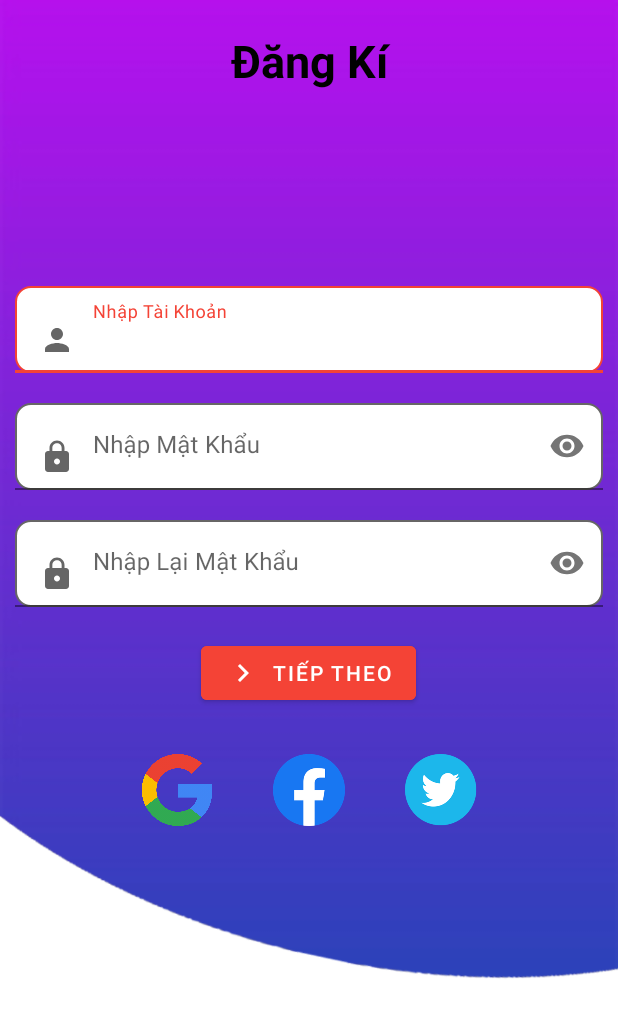
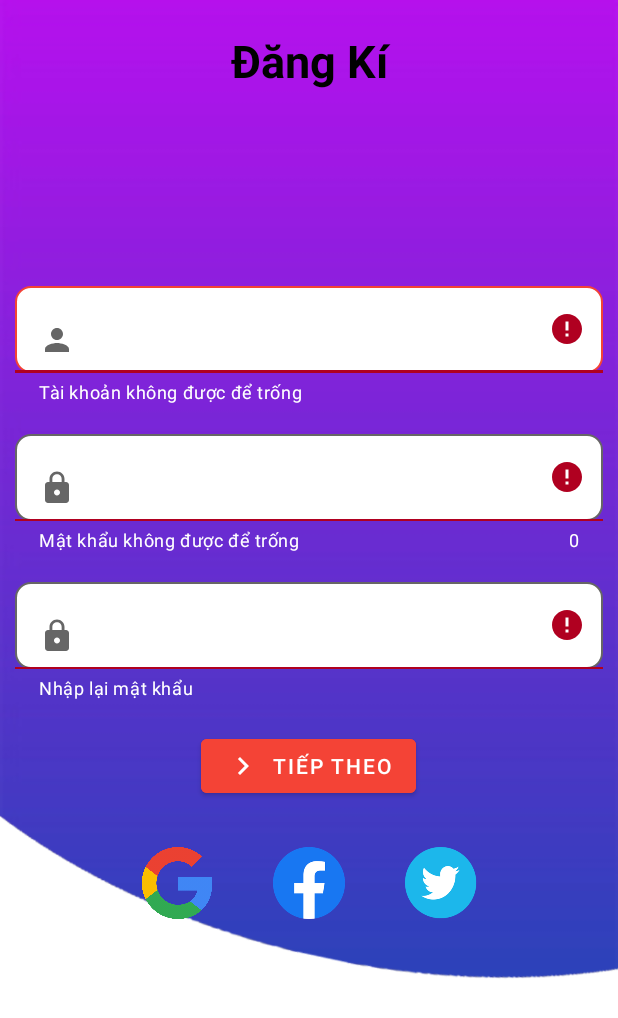
Before and after one commit to sondnph20371/Du_An_1, an Android app: the DangKi screen opened directly, with no data from a screen before it, after a tap on "TIẾP THEO", on a phone screen of 412 x 824 dp. Shown: the top 1018 px of the screen. Run offline under Robolectric (Android 15) with nearby library versions, the phone set to English and light mode, and no system bars.

Commit message:
sown commit1

```diff
--- a/app/src/main/java/com/example/du_an_alone/Adapter/HoaDon_Adapter.java
+++ b/app/src/main/java/com/example/du_an_alone/Adapter/HoaDon_Adapter.java
@@ -63,7 +63,7 @@ public class HoaDon_Adapter extends ArrayAdapter<HoaDon> {
             tienDien.setText("Tiền Điện: "+hoaDon.getSoDien()+" VND");
             Log.d("zzzzzzzzzzzzztiendien", hoaDon.getSoDien()+"");
             tienNuoc = view.findViewById(R.id.txttiennuoc_itemhoadon);
-            tienNuoc.setText("Giá Vệ Sinh: "+hoaDon.getSoNuoc()+" VND");
+            tienNuoc.setText("Tiền nước: "+hoaDon.getSoNuoc()+" VND");
             Log.d("zzzzzzzzzzzzztiennuoc", hoaDon.getSoNuoc()+"");
             tienVeSinh = view.findViewById(R.id.txttienvesinh_itemhoadon);
             tienVeSinh.setText("Tiền Vệ Sinh: "+hoaDon.getVeSinh()+" VND");
--- a/app/src/main/java/com/example/du_an_alone/ChucNangChinh/ThemPhong_Fragment.java
+++ b/app/src/main/java/com/example/du_an_alone/ChucNangChinh/ThemPhong_Fragment.java
@@ -129,6 +129,9 @@ public class ThemPhong_Fragment extends Fragment {
                 Log.i("demo" , "posPhong"+position);
                 spinner.setSelection(position);
             }
+
+
+
         }
         btnHuyphong.setOnClickListener(new View.OnClickListener() {
             @Override
--- a/app/src/main/java/com/example/du_an_alone/DAO/HoaDonDAO.java
+++ b/app/src/main/java/com/example/du_an_alone/DAO/HoaDonDAO.java
@@ -51,7 +51,7 @@ public class HoaDonDAO {
         values.put("VESINH", hoaDon.getVeSinh());
         values.put("GUIXE", hoaDon.getGuiXe());
         values.put("WIFI", hoaDon.getWifi());
-        values.put("TIENPHONG", hoaDon.getTienPhong());
+        values.put("GIAPHONG", hoaDon.getTienPhong());
         values.put("TONGTIEN", hoaDon.getTongTienThanhToan());
         values.put("TRANGTHAITHANHTOAN", hoaDon.getTrangThai());
         long row = database.update("HOADON", values, "MAHOADON=?", new String[]{hoaDon.getMaHoaDon() + ""});
--- a/app/src/main/java/com/example/du_an_alone/DAO/PhongDAO.java
+++ b/app/src/main/java/com/example/du_an_alone/DAO/PhongDAO.java
@@ -35,7 +35,7 @@ public class PhongDAO {
         values.put("TENPHONG" , phong.getTenPhong());
         values.put("DIENTICHPHONG" , phong.getDienTichPhong());
         values.put("GIAPHONG" , phong.getGiaPhong());
-        values.put("TRANGTHAITIENCOC" , phong.getTrangThaiTienCoc());
+//        values.put("TRANGTHAITIENCOC" , phong.getTrangThaiTienCoc());
         values.put("TENLOAIPHONG" , phong.getTenLoaiPhong());
         long row = database.update("PHONG" , values , "MAPHONG = ?" , new String[]{String.valueOf(phong.getId())});
         return row>0;
--- a/app/src/main/java/com/example/du_an_alone/Function_Login/DangKi.java
+++ b/app/src/main/java/com/example/du_an_alone/Function_Login/DangKi.java
@@ -1,6 +1,9 @@
 package com.example.du_an_alone.Function_Login;
 
 import android.content.Intent;
+import android.content.SharedPreferences;
+import android.content.res.ColorStateList;
+import android.graphics.Color;
 import android.os.Bundle;
 import android.view.View;
 import android.widget.Button;
@@ -12,6 +15,7 @@ import androidx.appcompat.app.AppCompatActivity;
 import com.example.du_an_alone.DTO.DangNhap;
 import com.example.du_an_alone.R;
 import com.example.du_an_alone.SQLiteHelper.SQLife;
+import com.google.android.material.textfield.TextInputLayout;
 
 
 import java.util.ArrayList;
@@ -19,6 +23,8 @@ import java.util.ArrayList;
 public class DangKi extends AppCompatActivity {
     EditText edTaiKhoan,edMatKhau,edMatKhau2;
     Button btnNext;
+    TextInputLayout ipTK, ipMK, ipRePass;
+    String taiKhoan;
     @Override
     protected void onCreate(Bundle savedInstanceState) {
         super.onCreate(savedInstanceState);
@@ -28,6 +34,10 @@ public class DangKi extends AppCompatActivity {
         edMatKhau = findViewById(R.id.edAddMatKhau);
         edMatKhau2 = findViewById(R.id.edNhapLaiMK);
         btnNext = findViewById(R.id.btnNext_DK);
+
+        ipRePass = findViewById(R.id.dangKi_ipRepass);
+        ipMK = findViewById(R.id.dangKi_ipMK);
+        ipTK = findViewById(R.id.dangKi_ipTK);
         btnNext.setOnClickListener(new View.OnClickListener() {
             @Override
             public void onClick(View v) {
@@ -37,30 +47,72 @@ public class DangKi extends AppCompatActivity {
                 SQLife sqLife = new SQLife(getApplicationContext());
                 ArrayList<DangNhap> dangNhaps = new ArrayList<>();
                 dangNhaps = sqLife.getALLNV();
-                for (int i = 0; i< dangNhaps.size(); i++)
-                {
-                    String TaiKhoan2 = dangNhaps.get(i).getUserName();
-                    if (TaiKhoan.toString().equals(TaiKhoan2.toString())==true)
-                    {
-                        Toast.makeText(DangKi.this, "Tài Khoản Đã Tồn Tại" , Toast.LENGTH_SHORT).show();
-                        return;
-                    }
+//                for (int i = 0; i< dangNhaps.size(); i++)
+//                {
+//                    String TaiKhoan2 = dangNhaps.get(i).getUserName();
+//                    if (TaiKhoan.toString().equals(TaiKhoan2.toString())==true)
+//                    {
+//                        Toast.makeText(DangKi.this, "Tài Khoản Đã Tồn Tại" , Toast.LENGTH_SHORT).show();
+//                        return;
+//                    }
+//                }
+                SharedPreferences sharedPreferences = getSharedPreferences("USER_FILE", MODE_PRIVATE);
+                taiKhoan = sharedPreferences.getString("USERNAME", "");
+
+                if(validate()>0) {
+                    Intent intent = new Intent(DangKi.this,StepDangKi.class);
+                    intent.putExtra("TaiKhoan",TaiKhoan);
+                    intent.putExtra("MatKhau",MatKhau);
+                    startActivity(intent);
                 }
-                if(TaiKhoan.toString().length()==0&&MatKhau.toString().length()==0&&MatKhau2.toString().length()==0)
-                {
-                    Toast.makeText(DangKi.this, "Không Được Để Trống", Toast.LENGTH_SHORT).show();
-                    return;
-                }
-                if (MatKhau.toString().equals(MatKhau2.toString())==false)
-                {
-                    Toast.makeText(DangKi.this, "Mật Khẩu Không Khớp", Toast.LENGTH_SHORT).show();
-                    return;
-                }
-                Intent intent = new Intent(DangKi.this,StepDangKi.class);
-                intent.putExtra("TaiKhoan",TaiKhoan);
-                intent.putExtra("MatKhau",MatKhau);
-                startActivity(intent);
+
             }
         });
     }
+
+    public int validate() {
+        int check = 1;
+        if (edTaiKhoan.getText().length() == 0) {
+            ipTK.setError("Tài khoản không được để trống");
+//            ipTK.setErrorTextColor(ColorStateList.valueOf(Color.WHITE));
+            check = -1;
+        } else if (edTaiKhoan.getText().length() > 0) {
+            if (edTaiKhoan.getText().toString().equals(taiKhoan)) {
+                ipTK.setError("Tên tài khoản đã tồn tại");
+//                ipAddTK.setErrorTextColor(ColorStateList.valueOf(Color.WHITE));
+                check = -1;
+            } else {
+                ipTK.setError(null);
+            }
+        } else {
+            ipTK.setError(null);
+        }
+
+        if (edMatKhau.getText().length() == 0) {
+            ipMK.setError("Mật khẩu không được để trống");
+//            ipMK.setErrorTextColor(ColorStateList.valueOf(Color.WHITE));
+            check = -1;
+        } else if (edMatKhau.getText().length() < 7) {
+            ipMK.setError("Mật khẩu phải dài hơn 8 kí tự");
+//            ipMK.setErrorTextColor(ColorStateList.valueOf(Color.WHITE));
+            check = -1;
+        } else {
+            ipMK.setError(null);
+        }
+
+        if (edMatKhau2.getText().length() == 0) {
+            ipRePass.setError("Nhập lại mật khẩu");
+            ipRePass.setErrorTextColor(ColorStateList.valueOf(Color.WHITE));
+            check = -1;
+        } else if (!edMatKhau.getText().toString().equals(edMatKhau2.getText().toString())) {
+            ipRePass.setError("Mậ khẩu không trùng khớp");
+            ipRePass.setErrorTextColor(ColorStateList.valueOf(Color.WHITE));
+            check = -1;
+        } else {
+            ipRePass.setError(null);
+        }
+
+        return check;
+    }
+
 }
--- a/app/src/main/res/layout/activity_dang_ki.xml
+++ b/app/src/main/res/layout/activity_dang_ki.xml
@@ -27,11 +27,13 @@
 
 
         <com.google.android.material.textfield.TextInputLayout
+            android:id="@+id/dangKi_ipTK"
+            app:errorEnabled="true"
+            app:errorTextColor="@color/white"
             android:layout_width="match_parent"
             android:layout_height="wrap_content"
             android:layout_margin="10dp"
             android:drawablePadding="12dp"
-
             app:boxStrokeColor="#F44336"
             app:endIconTint="#00FFFFFF"
             app:hintTextColor="#F44336"
@@ -57,6 +59,12 @@
             app:endIconTint="#00FFFFFF"
             app:hintTextColor="#F44336"
             app:startIconTint="#F44336"
+            android:id="@+id/dangKi_ipMK"
+            app:errorEnabled="true"
+            app:counterEnabled="true"
+            app:counterTextColor="@color/white"
+
+            app:errorTextColor="@color/white"
             >
 
             <com.google.android.material.textfield.TextInputEditText
@@ -79,6 +87,10 @@
             app:endIconTint="#00FFFFFF"
             app:hintTextColor="#F44336"
             app:startIconTint="#F44336"
+            android:id="@+id/dangKi_ipRepass"
+            app:errorEnabled="true"
+            app:errorTextColor="@color/white"
+
             >
 
             <com.google.android.material.textfield.TextInputEditText
--- a/app/src/main/res/menu/menu.xml
+++ b/app/src/main/res/menu/menu.xml
@@ -35,7 +35,7 @@
                 <item
                     android:id="@+id/nav_hoadon"
                     android:icon="@drawable/iconhoadon"
-                    android:title="Thêm Hóa Hóa Đơn" />
+                    android:title="Thêm Hóa Đơn" />
 
             </menu>
 
```
Also changed, not shown: app/src/main/java/com/example/du_an_alone/ChucNangChinh/Hoa_DonFragment.java (+53 -30 lines), app/src/main/java/com/example/du_an_alone/Function_Login/ForgotPassWord.java (+36 -12 lines), app/src/main/res/layout/activity_forgot_pass_word.xml (+11 -0 lines), app/src/main/res/layout/dialog_haodon.xml (+58 -7 lines).
